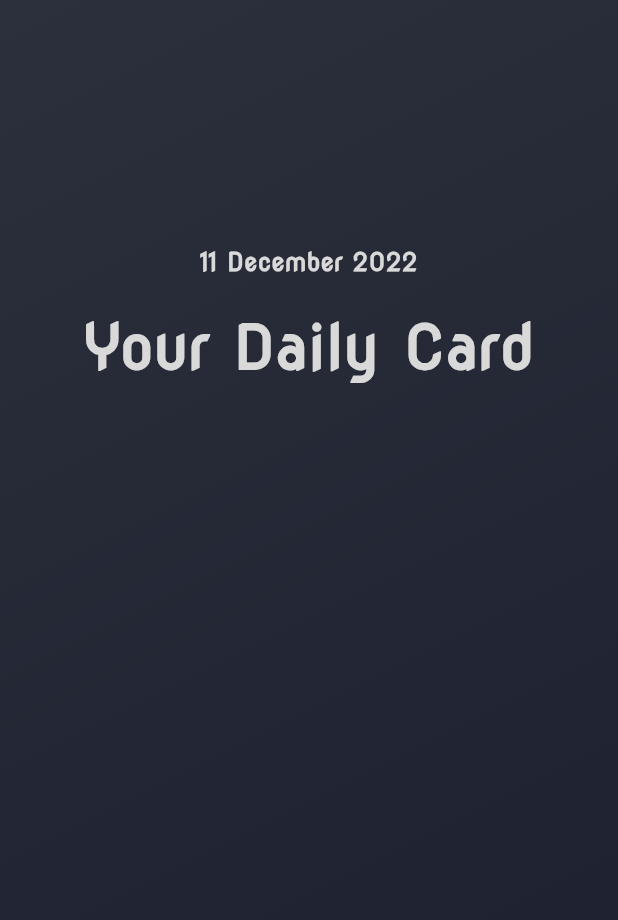
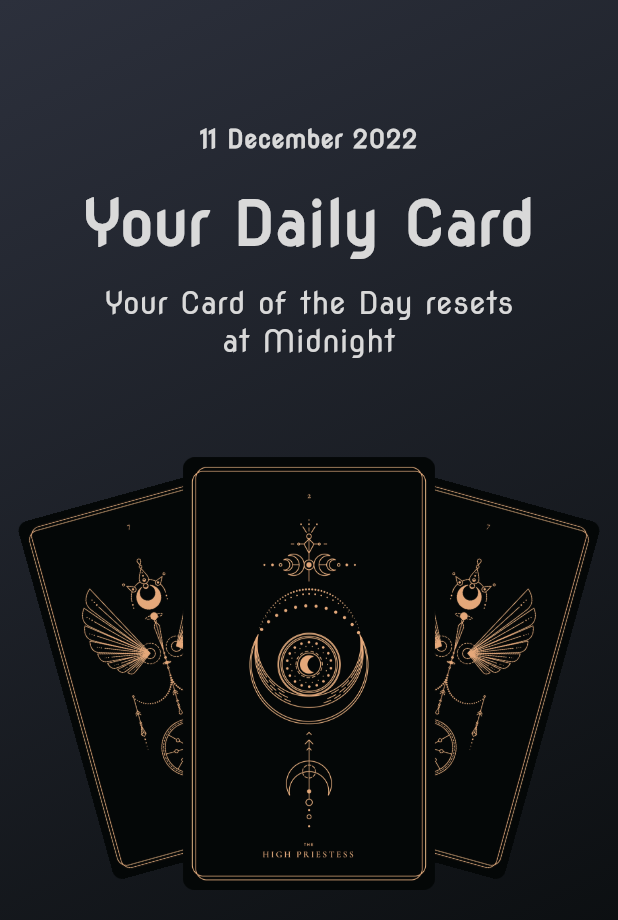
Before and after one commit to RotenKiwi/Daily-Tarot, a Flutter app: the screen it shows after launch, on a phone screen of 412 x 824 dp. Shown: the top 920 px of the screen. Run offline on Flutter 3.47's test engine with Material 2 defaults, Android fonts, the light colour scheme and no system bars.

Commit message:
home page
implemented 3 cards design on home page

```diff
--- a/lib/Screens/Home.dart
+++ b/lib/Screens/Home.dart
@@ -15,13 +15,13 @@ class Home extends StatelessWidget {
           end: Alignment.bottomRight,
           colors: [
             Color(0xff2c303c),
-            Color(0xff1B1F2E), //viridian : 6ca18b
+            Color(0xff040707), //viridian : 6ca18b
           ],
         ),
       ),
       child: Stack(alignment: Alignment.topCenter, children: <Widget>[
         Positioned(
-          top: size.height * 0.2,
+          top: size.height * 0.1,
           child: Text(
             date,
             style: TextStyle(
@@ -33,7 +33,7 @@ class Home extends StatelessWidget {
           ),
         ),
         Positioned(
-          top: size.height*0.25,
+          top: size.height * 0.15,
           child: Text(
             'Your Daily Card',
             style: TextStyle(
@@ -45,6 +45,57 @@ class Home extends StatelessWidget {
             ),
           ),
         ),
+        Positioned(
+          top: size.height * 0.23,
+          child: Container(
+            width: size.width * 0.7,
+            child: Text(
+              'Your Card of the Day resets at Midnight',
+              style: TextStyle(
+                decoration: TextDecoration.none,
+                color: Color(0xffd9d9d9),
+                fontFamily: 'Nova',
+                fontWeight: FontWeight.w300,
+                fontSize: size.width * 0.05,
+              ),
+              textAlign: TextAlign.center,
+            ),
+          ),
+        ),
+        Positioned(
+            top: size.height * 0.37,
+            child: Container(
+              width: size.width,
+              child: Stack(alignment: Alignment.center, children: <Widget>[
+                Positioned(
+                    left: size.width*0.1,
+                    child: Container(
+                      child: Transform.rotate(
+                        angle: -0.27,
+                        child: Image.asset(
+                          'assets/images/Chariot.png',
+                          height: size.height * 0.3,
+                        ),
+                      ),
+                    )),
+                Positioned(
+                    right: size.width*0.1,
+                    child: Transform.rotate(
+                      angle: 0.27,
+                      child: Image.asset(
+                        'assets/images/Chariot.png',
+                        height: size.height * 0.3,
+                      ),
+                    )),
+                Positioned(
+                  child: Image.asset(
+                    'assets/images/high-priestess.png',
+                    height: size.height * 0.35,
+                  ),
+                ),
+
+              ]),
+            ))
       ]),
     );
   }
--- a/lib/main.dart
+++ b/lib/main.dart
@@ -1,7 +1,9 @@
 import 'package:daily_tarot/Screens/Home.dart';
 import 'package:flutter/material.dart';
+import 'package:flutter/services.dart';
 
 void main() {
+  //SystemChrome.setEnabledSystemUIMode(SystemUiMode.immersive);
   runApp(const MyApp());
 }
 
--- a/pubspec.yaml
+++ b/pubspec.yaml
@@ -66,7 +66,8 @@ flutter:
   #   - images/a_dot_ham.jpeg
 
   assets:
-    - assets/ fonts/
+    - assets/fonts/
+    - assets/images/
 
   # An image asset can refer to one or more resolution-specific "variants", see
   # https://flutter.dev/assets-and-images/#resolution-aware
```
Also changed, not shown: assets/images/Ace of Pentacles.png (added), assets/images/Chariot.png (added), assets/images/Death.png (added), assets/images/Devil.png (added), assets/images/Knight of Swords.png (added), assets/images/Magician.png (added), assets/images/Star.png (added), assets/images/Strength.png (added), assets/images/Sun.png (added), assets/images/World.png (added), assets/images/high-priestess.png (added), assets/images/justice.png (added), assets/images/moon.png (added).
